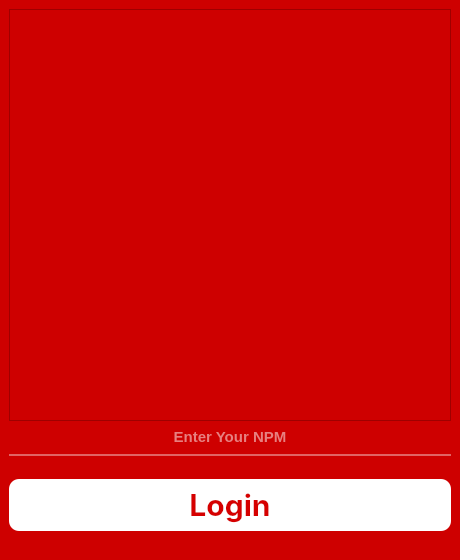
Above: ui/Login.ui from Attafahqi/V-PID before the change. Below: the same form after it.
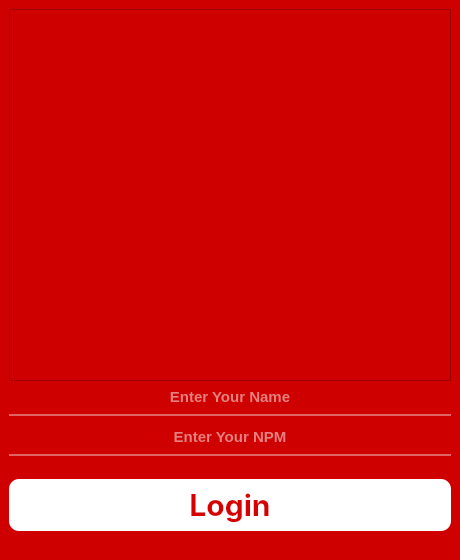
That is the form after the change. Icons and pictures are not drawn.

Diff of the .ui file:
```diff
--- a/ui/Login.ui
+++ b/ui/Login.ui
@@ -31,6 +31,46 @@
       </property>
      </widget>
     </item>
+    <item>
+     <widget class="QLineEdit" name="Nama">
+      <property name="styleSheet">
+       <string notr="true">background-color:rgba(0, 0, 0, 0);
+border:none;
+color:rgb(255, 255, 255);
+border-bottom: 2px solid rgba(255, 255, 255, 100);
+padding-bottom:7px;
+font-size: 15px;
+font-family: &quot;SF Pro Display&quot;; 
+	font-weight: bold; 
+    font-style: normal;</string>
+      </property>
+      <property name="text">
+       <string/>
+      </property>
+      <property name="alignment">
+       <set>Qt::AlignCenter</set>
+      </property>
+      <property name="placeholderText">
+       <string>Enter Your Name</string>
+      </property>
+     </widget>
+    </item>
+    <item>
+     <spacer name="verticalSpacer">
+      <property name="orientation">
+       <enum>Qt::Vertical</enum>
+      </property>
+      <property name="sizeType">
+       <enum>QSizePolicy::Maximum</enum>
+      </property>
+      <property name="sizeHint" stdset="0">
+       <size>
+        <width>20</width>
+        <height>5</height>
+       </size>
+      </property>
+     </spacer>
+    </item>
     <item>
      <widget class="QLineEdit" name="NPM">
       <property name="styleSheet">
```
Left out of the diff: 2 changed lines with no effect on the pictures.
